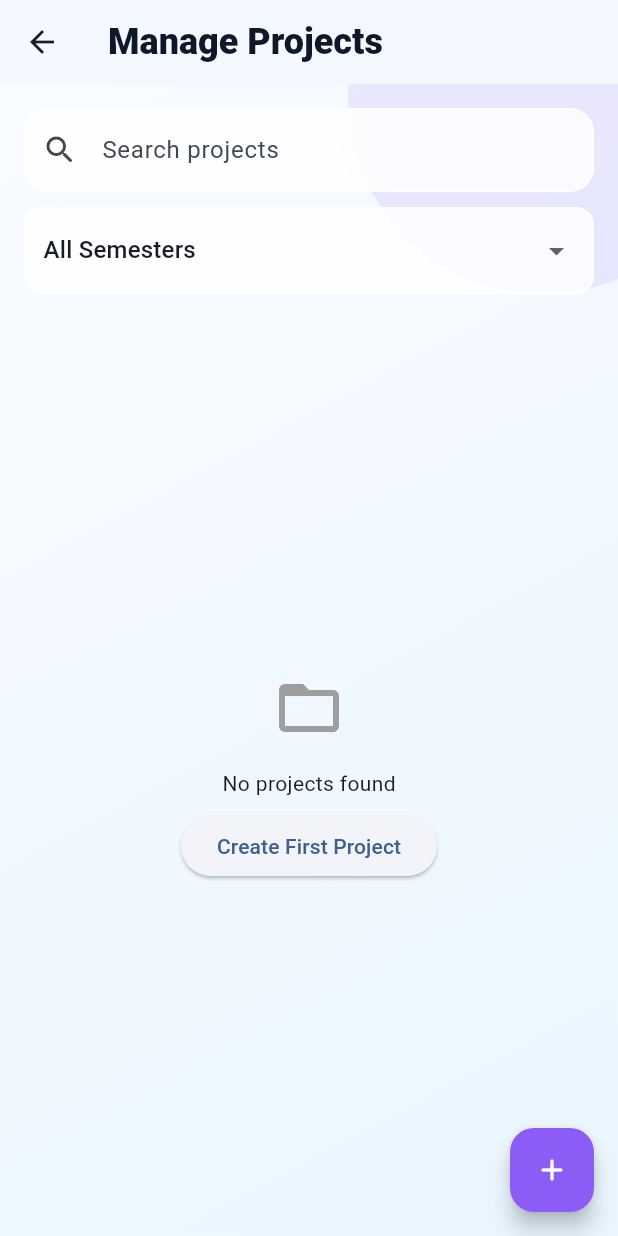
After one commit to mhjayeed715/UniShareSync-Mobile-App, a Flutter app: the AdminProjectsScreen screen opened directly, on a phone screen of 412 x 824 dp. The commit adds this screen. Run offline on Flutter 3.47's test engine with Material 3 defaults, Android fonts, the phone set to English and light mode, and no system bars; our stand-ins replace image_picker, shared_preferences, supabase_flutter, webview_flutter; accounts and stored records are empty; network calls fail.

Commit message:
feat: add admin project management with full CRUD operations

```diff
--- /dev/null
+++ b/lib/features/admin/admin_projects_screen.dart
@@ -0,0 +1,590 @@
+import 'dart:ui';
+import 'package:flutter/material.dart';
+import 'package:unisharesync_mobile_app/data/models/project_model.dart';
+import 'package:unisharesync_mobile_app/services/projects_service.dart';
+import 'package:unisharesync_mobile_app/features/projects/create_project_dialog.dart';
+
+class AdminProjectsScreen extends StatefulWidget {
+  const AdminProjectsScreen({super.key});
+
+  @override
+  State<AdminProjectsScreen> createState() => _AdminProjectsScreenState();
+}
+
+class _AdminProjectsScreenState extends State<AdminProjectsScreen> {
+  final ProjectsService _projectsService = ProjectsService();
+  final TextEditingController _searchController = TextEditingController();
+
+  bool _isLoading = true;
+  String? _errorMessage;
+  List<ProjectModel> _projects = [];
+  int? _selectedSemester;
+
+  @override
+  void initState() {
+    super.initState();
+    _loadProjects();
+  }
+
+  @override
+  void dispose() {
+    _searchController.dispose();
+    super.dispose();
+  }
+
+  Future<void> _loadProjects() async {
+    setState(() {
+      _isLoading = true;
+      _errorMessage = null;
+    });
+
+    try {
+      final projects = await _projectsService.searchProjects(
+        query: _searchController.text,
+        semesterNo: _selectedSemester,
+      );
+
+      if (!mounted) return;
+
+      setState(() {
+        _projects = projects;
+        _isLoading = false;
+      });
+    } catch (error) {
+      if (!mounted) return;
+      setState(() {
+        _errorMessage = '$error';
+        _isLoading = false;
+      });
+    }
+  }
+
+  Future<void> _createProject() async {
+    final draft = await showDialog<ProjectDraft>(
+      context: context,
+      builder: (_) => const CreateProjectDialog(),
+    );
+
+    if (draft == null) return;
+
+    try {
+      await _projectsService.createProject(draft);
+      if (!mounted) return;
+      await _loadProjects();
+      _showSnackBar('Project created successfully');
+    } catch (error) {
+      if (!mounted) return;
+      _showSnackBar('Failed to create project: $error');
+    }
+  }
+
+  Future<void> _editProject(ProjectModel project) async {
+    final draft = await showDialog<ProjectDraft>(
+      context: context,
+      builder: (_) => CreateProjectDialog(existingProject: project),
+    );
+
+    if (draft == null) return;
+
+    try {
+      await _projectsService.updateProject(
+        projectId: project.id,
+        draft: draft,
+      );
+      if (!mounted) return;
+      await _loadProjects();
+      _showSnackBar('Project updated successfully');
+    } catch (error) {
+      if (!mounted) return;
+      _showSnackBar('Failed to update project: $error');
+    }
+  }
+
+  Future<void> _deleteProject(ProjectModel project) async {
+    final confirmed = await showDialog<bool>(
+      context: context,
+      builder: (context) => AlertDialog(
+        title: const Text('Delete Project'),
+        content: Text('Are you sure you want to delete "${project.title}"?'),
+        actions: [
+          TextButton(
+            onPressed: () => Navigator.pop(context, false),
+            child: const Text('Cancel'),
+          ),
+          TextButton(
+            onPressed: () => Navigator.pop(context, true),
+            style: TextButton.styleFrom(foregroundColor: Colors.red),
+            child: const Text('Delete'),
+          ),
+        ],
+      ),
+    );
+
+    if (confirmed != true) return;
+
+    try {
+      await _projectsService.deleteProject(project.id);
+      if (!mounted) return;
+      await _loadProjects();
+      _showSnackBar('Project deleted successfully');
+    } catch (error) {
+      if (!mounted) return;
+      _showSnackBar('Failed to delete project: $error');
+    }
+  }
+
+  Future<void> _updateStatus(ProjectModel project, ProjectStatus newStatus) async {
+    try {
+      await _projectsService.updateProjectStatus(
+        projectId: project.id,
+        status: newStatus,
+      );
+      if (!mounted) return;
+      await _loadProjects();
+      _showSnackBar('Status updated to ${newStatus.displayName}');
+    } catch (error) {
+      if (!mounted) return;
+      _showSnackBar('Failed to update status: $error');
+    }
+  }
+
+  void _showSnackBar(String message) {
+    ScaffoldMessenger.of(context).showSnackBar(
+      SnackBar(content: Text(message)),
+    );
+  }
+
+  @override
+  Widget build(BuildContext context) {
+    return Scaffold(
+      backgroundColor: const Color(0xFFF4F8FF),
+      appBar: AppBar(
+        backgroundColor: Colors.transparent,
+        elevation: 0,
+        surfaceTintColor: Colors.transparent,
+        title: const Text(
+          'Manage Projects',
+          style: TextStyle(
+            color: Color(0xFF0F172A),
+            fontWeight: FontWeight.w800,
+            fontSize: 24,
+          ),
+        ),
+      ),
+      body: Stack(
+        children: [
+          const Positioned.fill(
+            child: DecoratedBox(
+              decoration: BoxDecoration(
+                gradient: LinearGradient(
+                  begin: Alignment.topLeft,
+                  end: Alignment.bottomRight,
+                  colors: [
+                    Color(0xFFF8FBFF),
+                    Color(0xFFEAF6FF),
+                  ],
+                ),
+              ),
+            ),
+          ),
+          Positioned(
+            top: -120,
+            right: -80,
+            child: Container(
+              width: 260,
+              height: 260,
+              decoration: BoxDecoration(
+                shape: BoxShape.circle,
+                color: const Color(0xFF8B5CF6).withOpacity(0.12),
+              ),
+            ),
+          ),
+          SafeArea(
+            top: false,
+            child: Column(
+              children: [
+                Padding(
+                  padding: const EdgeInsets.all(16),
+                  child: Column(
+                    children: [
+                      _SearchField(
+                        controller: _searchController,
+                        onChanged: (_) => _loadProjects(),
+                        onClear: () {
+                          _searchController.clear();
+                          _loadProjects();
+                        },
+                      ),
+                      const SizedBox(height: 10),
+                      _SemesterFilter(
+                        selectedSemester: _selectedSemester,
+                        onChanged: (value) {
+                          setState(() => _selectedSemester = value);
+                          _loadProjects();
+                        },
+                      ),
+                    ],
+                  ),
+                ),
+                Expanded(
+                  child: _buildProjectsList(),
+                ),
+              ],
+            ),
+          ),
+        ],
+      ),
+      floatingActionButton: FloatingActionButton(
+        onPressed: _createProject,
+        backgroundColor: const Color(0xFF8B5CF6),
+        child: const Icon(Icons.add_rounded, color: Colors.white),
+      ),
+    );
+  }
+
+  Widget _buildProjectsList() {
+    if (_isLoading) {
+      return const Center(child: CircularProgressIndicator());
+    }
+
+    if (_errorMessage != null) {
+      return Center(
+        child: Column(
+          mainAxisAlignment: MainAxisAlignment.center,
+          children: [
+            const Icon(Icons.error_outline, size: 48, color: Colors.red),
+            const SizedBox(height: 16),
+            Text(_errorMessage!),
+            const SizedBox(height: 16),
+            ElevatedButton(
+              onPressed: _loadProjects,
+              child: const Text('Retry'),
+            ),
+          ],
+        ),
+      );
+    }
+
+    if (_projects.isEmpty) {
+      return Center(
+        child: Column(
+          mainAxisAlignment: MainAxisAlignment.center,
+          children: [
+            const Icon(Icons.folder_open, size: 48, color: Colors.grey),
+            const SizedBox(height: 16),
+            const Text('No projects found'),
+            const SizedBox(height: 8),
+            ElevatedButton(
+              onPressed: _createProject,
+              child: const Text('Create First Project'),
+            ),
+          ],
+        ),
+      );
+    }
+
+    return RefreshIndicator(
+      onRefresh: _loadProjects,
+      child: ListView.separated(
+        padding: const EdgeInsets.fromLTRB(16, 0, 16, 100),
+        itemCount: _projects.length,
+        separatorBuilder: (_, __) => const SizedBox(height: 12),
+        itemBuilder: (context, index) {
+          final project = _projects[index];
+          return _AdminProjectCard(
+            project: project,
+            onEdit: () => _editProject(project),
+            onDelete: () => _deleteProject(project),
+            onStatusChange: (status) => _updateStatus(project, status),
+          );
+        },
+      ),
+    );
+  }
+}
+
+class _SearchField extends StatelessWidget {
+  const _SearchField({
+    required this.controller,
+    required this.onChanged,
+    required this.onClear,
+  });
+
+  final TextEditingController controller;
+  final ValueChanged<String> onChanged;
+  final VoidCallback onClear;
+
+  @override
+  Widget build(BuildContext context) {
+    return ClipRRect(
+      borderRadius: BorderRadius.circular(16),
+      child: BackdropFilter(
+        filter: ImageFilter.blur(sigmaX: 12, sigmaY: 12),
+        child: TextField(
+          controller: controller,
+          onChanged: onChanged,
+          decoration: InputDecoration(
+            hintText: 'Search projects',
+            prefixIcon: const Icon(Icons.search_rounded),
+            suffixIcon: controller.text.isEmpty
+                ? null
+                : IconButton(
+                    onPressed: onClear,
+                    icon: const Icon(Icons.close_rounded),
+                  ),
+            filled: true,
+            fillColor: Colors.white.withOpacity(0.83),
+            border: OutlineInputBorder(
+              borderRadius: BorderRadius.circular(16),
+              borderSide: BorderSide(color: Colors.white.withOpacity(0.94)),
+            ),
+            enabledBorder: OutlineInputBorder(
+              borderRadius: BorderRadius.circular(16),
+              borderSide: BorderSide(color: Colors.white.withOpacity(0.94)),
+            ),
+            focusedBorder: OutlineInputBorder(
+              borderRadius: BorderRadius.circular(16),
+              borderSide: const BorderSide(color: Color(0xFF8B5CF6), width: 1.2),
+            ),
+          ),
+        ),
+      ),
+    );
+  }
+}
+
+class _SemesterFilter extends StatelessWidget {
+  const _SemesterFilter({
+    required this.selectedSemester,
+    required this.onChanged,
+  });
+
+  final int? selectedSemester;
+  final ValueChanged<int?> onChanged;
+
+  @override
+  Widget build(BuildContext context) {
+    return Container(
+      padding: const EdgeInsets.symmetric(horizontal: 12, vertical: 4),
+      decoration: BoxDecoration(
+        color: Colors.white.withOpacity(0.82),
+        borderRadius: BorderRadius.circular(12),
+        border: Border.all(color: Colors.white.withOpacity(0.94)),
+      ),
+      child: DropdownButton<int?>(
+        value: selectedSemester,
+        isExpanded: true,
+        underline: const SizedBox(),
+        hint: const Text('All Semesters'),
+        items: [
+          const DropdownMenuItem(value: null, child: Text('All Semesters')),
+          ...List.generate(10, (i) => i + 1).map(
+            (sem) => DropdownMenuItem(
+              value: sem,
+              child: Text('Semester $sem'),
+            ),
+          ),
+        ],
+        onChanged: onChanged,
+      ),
+    );
+  }
+}
+
+class _AdminProjectCard extends StatelessWidget {
+  const _AdminProjectCard({
+    required this.project,
+    required this.onEdit,
+    required this.onDelete,
+    required this.onStatusChange,
+  });
+
+  final ProjectModel project;
+  final VoidCallback onEdit;
+  final VoidCallback onDelete;
+  final ValueChanged<ProjectStatus> onStatusChange;
+
+  @override
+  Widget build(BuildContext context) {
+    return ClipRRect(
+      borderRadius: BorderRadius.circular(18),
+      child: BackdropFilter(
+        filter: ImageFilter.blur(sigmaX: 14, sigmaY: 14),
+        child: Container(
+          decoration: BoxDecoration(
+            color: Colors.white.withOpacity(0.78),
+            borderRadius: BorderRadius.circular(18),
+            border: Border.all(color: Colors.white.withOpacity(0.95)),
+          ),
+          child: Padding(
+            padding: const EdgeInsets.all(14),
+            child: Column(
+              crossAxisAlignment: CrossAxisAlignment.start,
+              children: [
+                Row(
+                  children: [
+                    Expanded(
+                      child: Column(
+                        crossAxisAlignment: CrossAxisAlignment.start,
+                        children: [
+                          Text(
+                            project.title,
+                            style: const TextStyle(
+                              fontSize: 16,
+                              fontWeight: FontWeight.w800,
+                              color: Color(0xFF0F172A),
+                            ),
+                          ),
+                          const SizedBox(height: 4),
+                          Text(
+                            'By ${project.ownerName}',
+                            style: const TextStyle(
+                              fontSize: 12,
+                              color: Color(0xFF64748B),
+                              fontWeight: FontWeight.w600,
+                            ),
+                          ),
+                        ],
+                      ),
+                    ),
+                    PopupMenuButton<String>(
+                      icon: const Icon(Icons.more_vert_rounded),
+                      onSelected: (value) {
+                        if (value == 'edit') {
+                          onEdit();
+                        } else if (value == 'delete') {
+                          onDelete();
+                        }
+                      },
+                      itemBuilder: (context) => [
+                        const PopupMenuItem(
+                          value: 'edit',
+                          child: Row(
+                            children: [
+                              Icon(Icons.edit_rounded, size: 20),
+                              SizedBox(width: 8),
+                              Text('Edit'),
+                            ],
+                          ),
+                        ),
+                        const PopupMenuItem(
+                          value: 'delete',
+                          child: Row(
+                            children: [
+                              Icon(Icons.delete_rounded, size: 20, color: Colors.red),
+                              SizedBox(width: 8),
+                              Text('Delete', style: TextStyle(color: Colors.red)),
+                            ],
+                          ),
+                        ),
+                      ],
+                    ),
+                  ],
+                ),
+                const SizedBox(height: 10),
+                Text(
+                  project.description,
+                  maxLines: 2,
+                  overflow: TextOverflow.ellipsis,
+                  style: TextStyle(
+                    fontSize: 12.5,
+                    color: Colors.grey.shade700,
+                  ),
+                ),
+                const SizedBox(height: 10),
+                Wrap(
+                  spacing: 8,
+                  runSpacing: 8,
+                  children: [
+                    _InfoChip(
+                      icon: Icons.people_rounded,
+                      label: '${project.currentMembers}/${project.maxMembers}',
+                    ),
+                    _InfoChip(
+                      icon: Icons.school_rounded,
+                      label: project.semesterLabel,
+                    ),
+                    _InfoChip(
+                      icon: Icons.category_rounded,
+                      label: project.category,
+                    ),
+                  ],
+                ),
+                const SizedBox(height: 10),
+                const Divider(),
+                const SizedBox(height: 10),
+                Row(
+                  children: [
+                    const Text(
+                      'Status:',
+                      style: TextStyle(
+                        fontWeight: FontWeight.w700,
+                        color: Color(0xFF64748B),
+                      ),
+                    ),
+                    const SizedBox(width: 8),
+                    Expanded(
+                      child: DropdownButton<ProjectStatus>(
+                        value: project.status,
+                        isExpanded: true,
+                        underline: const SizedBox(),
+                        items: ProjectStatus.values.map((status) {
+                          return DropdownMenuItem(
+                            value: status,
+                            child: Text(
+                              status.displayName,
+                              style: const TextStyle(fontSize: 14),
+                            ),
+                          );
+                        }).toList(),
+                        onChanged: (status) {
+                          if (status != null) onStatusChange(status);
+                        },
+                      ),
+                    ),
+                  ],
+                ),
+              ],
+            ),
+          ),
+        ),
+      ),
+    );
+  }
+}
+
+class _InfoChip extends StatelessWidget {
+  const _InfoChip({
+    required this.icon,
+    required this.label,
+  });
+
+  final IconData icon;
+  final String label;
+
+  @override
+  Widget build(BuildContext context) {
+    return Container(
+      padding: const EdgeInsets.symmetric(horizontal: 8, vertical: 4),
+      decoration: BoxDecoration(
+        color: const Color(0xFFEFF6FF),
+        borderRadius: BorderRadius.circular(8),
+      ),
+      child: Row(
+        mainAxisSize: MainAxisSize.min,
+        children: [
+          Icon(icon, size: 14, color: const Color(0xFF8B5CF6)),
+          const SizedBox(width: 4),
+          Text(
+            label,
+            style: const TextStyle(
+              fontSize: 12,
+              fontWeight: FontWeight.w600,
+              color: Color(0xFF8B5CF6),
+            ),
+          ),
+        ],
+      ),
+    );
+  }
+}
```
Also changed, not shown: lib/features/admin/admin_home_screen.dart (+20 -0 lines).
